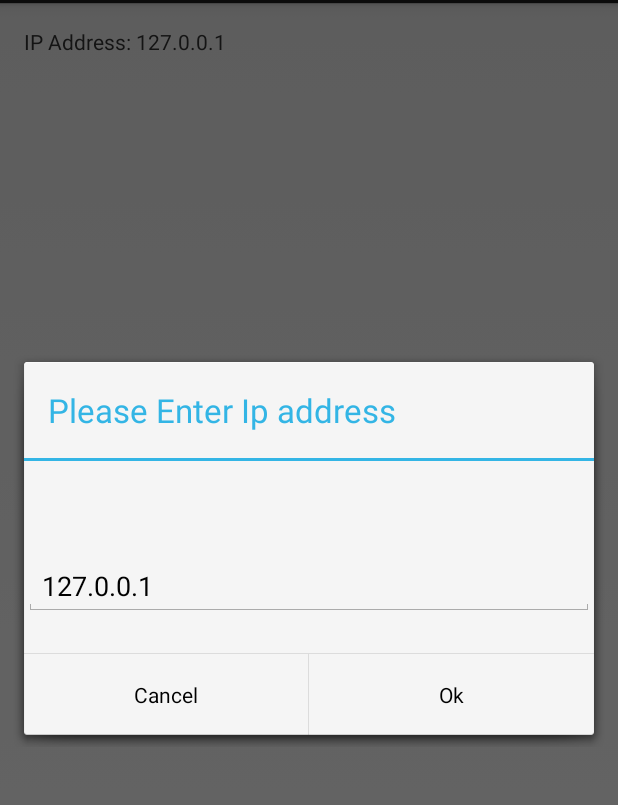
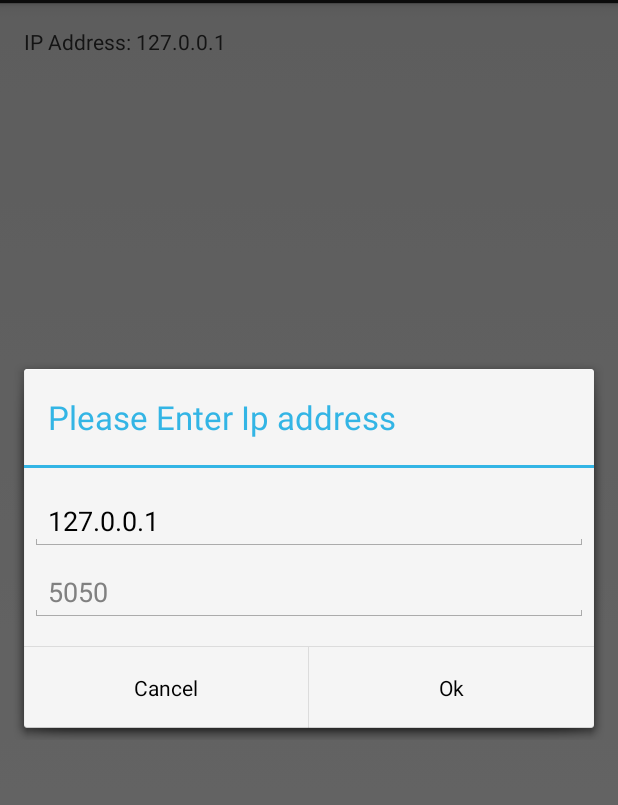
Before and after one commit to rlangoy/IFIVUDPCSVComunicatorExperiment, an Android app: the screen it shows after launch (MainActivity), in the options menu, after a tap on "Settings", on a phone screen of 412 x 824 dp, the part 69-874 px from its top. Run offline under Robolectric (Android 15) with nearby library versions, the phone set to English and light mode, and no system bars.

Commit message:
Added Custom Layout and properties for set/get IPAddress and Port

```diff
--- a/app/src/main/java/no/hbv/ifiv/ifivudpcsvcomunicatorexperiment/IPAddressDialog.java
+++ b/app/src/main/java/no/hbv/ifiv/ifivudpcsvcomunicatorexperiment/IPAddressDialog.java
@@ -6,7 +6,10 @@ import android.content.Context;
 import android.content.DialogInterface;
 import android.view.LayoutInflater;
 import android.view.View;
+import android.view.WindowManager;
 import android.widget.EditText;
+import android.widget.FrameLayout;
+import android.widget.TextView;
 
 /**
  * Created by rune on 08.10.2014.
@@ -49,49 +52,63 @@ public class IPAddressDialog extends AlertDialog.Builder
     }
 
     //The IP Address entered by the user
-    private String mIPAddress="";
+    private TextView mIPAddress=null;
+    private TextView mIPPort=null;
 
     //return IP Address entered by the user
     public String getIPAddress()
-    {
-        return mIPAddress;
+    {  if(this.mIPAddress!=null)
+            return mIPAddress.getText().toString();
+        return "";
     }
 
     //return IP Address entered by the user
     public void setIPAddress(final String IPAddress)
-    {
-        this.mIPAddress=IPAddress;
-        if(input !=null)
-            input.setText(IPAddress);
+    {   if(this.mIPAddress!=null)
+            this.mIPAddress.setText(IPAddress);
     }
 
-    private  EditText input=null;
+    //return IP Port entered by the user
+    public int getIPPort()
+    {  if(this.mIPPort!=null)
+
+        try
+        {   return Integer.parseInt(this.mIPPort.getText().toString()); }
+        catch(NumberFormatException nfe)
+        {   return -1;}
+
+       return -1;
+    }
+
+    //return IP Address entered by the user
+    public void setIPPort(final int port)
+    {   if(this.mIPPort!=null)
+            this.mIPPort.setText(String.valueOf(port));
+    }
 
     public IPAddressDialog(final Context context)
     {
         super(context);
+
+        LayoutInflater inflater = LayoutInflater.from(this.getContext());
+        View dlgView = inflater.inflate(R.layout.dialog_ipaddress, null);
+        this.setView(dlgView);
+        mIPAddress = (TextView) dlgView.findViewById(R.id.ipAddress);
+        mIPPort= (TextView) dlgView.findViewById(R.id.ipPort);
         this.setTitle("Please Enter Ip address");
-        this.setMessage("");
-
-        // Set an EditText view to get user input
-        input = new EditText(context);
-
-        this.setView(input);
         final IPAddressDialog thisDialog=this;
 
         this.setPositiveButton("Ok", new DialogInterface.OnClickListener()
         {
             public void onClick(DialogInterface dialog, int whichButton)
             {
-                mIPAddress = input.getText().toString();               // Update the IPAddress
-                thisDialog.mListener.onUpdateIPAddress( mIPAddress,5050);   // Notify subscriber new IP Address
+                thisDialog.mListener.onUpdateIPAddress(getIPAddress(), getIPPort());   // Notify subscriber new IP Address
             }
 
         });
 
         this.setNegativeButton("Cancel",
                 new DialogInterface.OnClickListener() {
-
                     @Override
                     public void onClick(DialogInterface dialog, int whichButton) {
                     }
--- /dev/null
+++ b/app/src/main/res/layout/dialog_ipaddress.xml
@@ -0,0 +1,30 @@
+<?xml version="1.0" encoding="utf-8"?>
+
+<LinearLayout xmlns:android="http://schemas.android.com/apk/res/android"
+    android:orientation="vertical" android:layout_width="match_parent"
+    android:layout_height="match_parent">
+
+    <EditText
+        android:id="@+id/ipAddress"
+        android:inputType="number"
+        android:layout_width="match_parent"
+        android:layout_height="wrap_content"
+        android:layout_marginTop="16dp"
+        android:layout_marginLeft="4dp"
+        android:layout_marginRight="4dp"
+        android:layout_marginBottom="4dp"
+        android:hint="127.0.0.1" />
+    <EditText
+        android:id="@+id/ipPort"
+        android:inputType="number"
+        android:layout_width="match_parent"
+        android:layout_height="wrap_content"
+        android:layout_marginTop="4dp"
+        android:layout_marginLeft="4dp"
+        android:layout_marginRight="4dp"
+        android:layout_marginBottom="16dp"
+        android:fontFamily="sans-serif"
+        android:hint="5050"/>
+
+
+</LinearLayout>
```
